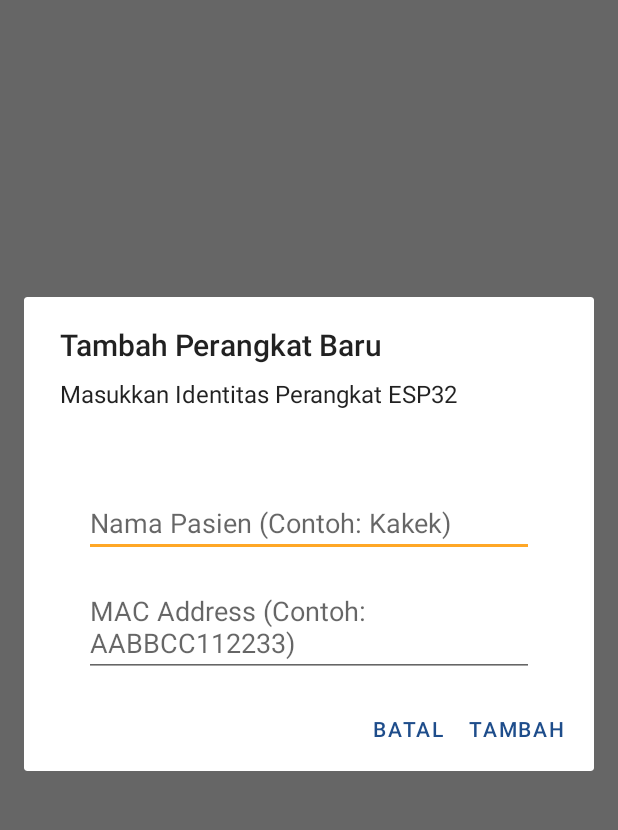
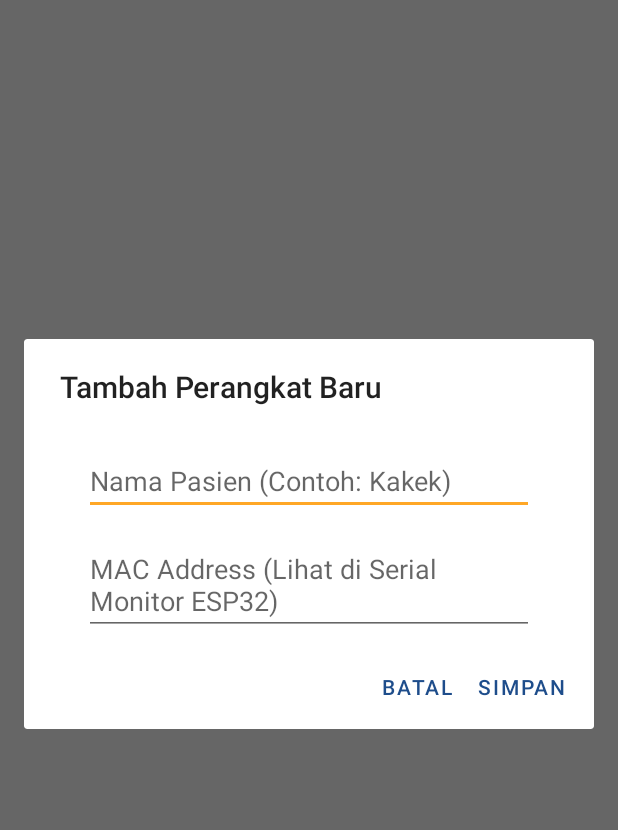
Before and after one commit to projectsijaga-update/Teleconizer, an Android app: the DashboardActivity screen opened directly, with no data from a screen before it, after a tap on "Add Device", on a phone screen of 412 x 824 dp, the part 84-914 px from its top. Run offline under Robolectric (Android 15) with nearby library versions, the phone set to English and light mode, and no system bars; our stand-ins replace Firebase (no records; nobody signed in at launch, a user with empty details on screens opened directly).

Commit message:
Update multiuser

```diff
--- a/app/build.gradle.kts
+++ b/app/build.gradle.kts
@@ -66,6 +66,9 @@ dependencies {
     implementation("com.google.firebase:firebase-database-ktx")
     implementation("com.google.firebase:firebase-analytics-ktx")
 
+    // Library Auth
+    implementation("com.google.firebase:firebase-auth")
+
     // Retrofit for API calls
     implementation("com.squareup.retrofit2:retrofit:2.9.0")
     implementation("com.squareup.retrofit2:converter-gson:2.9.0")
--- a/app/src/main/java/com/teleconizer/app/ui/main/DashboardActivity.kt
+++ b/app/src/main/java/com/teleconizer/app/ui/main/DashboardActivity.kt
@@ -15,13 +15,13 @@ import android.widget.LinearLayout
 import android.widget.Toast
 import androidx.appcompat.app.AlertDialog
 import androidx.appcompat.app.AppCompatActivity
+import androidx.core.content.ContextCompat
 import androidx.lifecycle.ViewModelProvider
 import androidx.recyclerview.widget.LinearLayoutManager
+import com.google.firebase.auth.FirebaseAuth
 import com.teleconizer.app.R
-import com.teleconizer.app.data.model.Patient
 import com.teleconizer.app.databinding.ActivityDashboardBinding
 import com.teleconizer.app.ui.login.LoginActivity
-import com.google.firebase.auth.FirebaseAuth
 import com.teleconizer.app.ui.settings.EmergencyContactActivity
 
 class DashboardActivity : AppCompatActivity() {
@@ -71,7 +71,8 @@ class DashboardActivity : AppCompatActivity() {
             startActivity(intent)
         }
 
-        binding.rvPatientList.apply {
+        // PERBAIKAN: Menggunakan ID 'recyclerPatients' sesuai activity_dashboard.xml
+        binding.recyclerPatients.apply {
             layoutManager = LinearLayoutManager(this@DashboardActivity)
             adapter = patientAdapter
         }
@@ -81,12 +82,6 @@ class DashboardActivity : AppCompatActivity() {
         // Mengamati perubahan list pasien dari ViewModel
         viewModel.patients.observe(this) { list ->
             patientAdapter.submitList(list)
-
-            // Tampilkan pesan kosong jika list kosong
-            if (list.isEmpty()) {
-                // Opsional: Anda bisa menambahkan TextView "Empty State" di layout XML
-                // dan mengatur visibilitasnya di sini.
-            }
         }
     }
 
@@ -104,27 +99,26 @@ class DashboardActivity : AppCompatActivity() {
     // ================== LOGIKA ALARM ==================
 
     private fun triggerEmergencyAlarm() {
-        // Mencegah alarm menyala dobel
         if (mediaPlayer?.isPlaying == true) return
 
         try {
-            // Memainkan suara dari folder res/raw/alarm_sound.mp3
+            // Pastikan file 'alarm_sound.mp3' ada di folder res/raw
             mediaPlayer = MediaPlayer.create(this, R.raw.alarm_sound)
             mediaPlayer?.isLooping = true
             mediaPlayer?.start()
 
             // Mengaktifkan Getaran (Vibration)
             if (vibrator?.hasVibrator() == true) {
-                val pattern = longArrayOf(0, 500, 200, 500) // Pola getar: diam, getar, diam, getar
+                val pattern = longArrayOf(0, 500, 200, 500) // Pola getar
                 if (Build.VERSION.SDK_INT >= Build.VERSION_CODES.O) {
-                    vibrator?.vibrate(VibrationEffect.createWaveform(pattern, 0)) // 0 = repeat
+                    vibrator?.vibrate(VibrationEffect.createWaveform(pattern, 0))
                 } else {
                     @Suppress("DEPRECATION")
                     vibrator?.vibrate(pattern, 0)
                 }
             }
 
-            // Ubah warna toolbar menjadi merah sebagai indikator visual (opsional)
+            // PERBAIKAN: Menggunakan warna 'primary' dari colors.xml (bukan purple_500)
             binding.toolbar.setBackgroundColor(getColor(android.R.color.holo_red_dark))
 
         } catch (e: Exception) {
@@ -133,30 +127,44 @@ class DashboardActivity : AppCompatActivity() {
     }
 
     private fun stopEmergencyAlarm() {
-        // Stop Suara
         if (mediaPlayer?.isPlaying == true) {
             mediaPlayer?.stop()
             mediaPlayer?.release()
             mediaPlayer = null
         }
 
-        // Stop Getaran
         vibrator?.cancel()
 
-        // Kembalikan warna toolbar (sesuaikan dengan warna primary app anda)
-        binding.toolbar.setBackgroundColor(getColor(R.color.purple_500))
+        // Kembalikan warna toolbar ke warna asli aplikasi
+        binding.toolbar.setBackgroundColor(getColor(R.color.primary))
     }
 
     // ================== MENU & NAVIGASI ==================
 
     override fun onCreateOptionsMenu(menu: Menu): Boolean {
-        // Menambahkan menu "Add Device" & "Logout"
         menuInflater.inflate(R.menu.menu_dashboard, menu)
 
-        // Menambahkan tombol Add Device secara programmatis (jika belum ada di XML)
-        // Jika di menu_dashboard.xml sudah ada item, bagian ini aman dihapus/disesuaikan
+        // Styling teks menu agar berwarna biru (sesuai style sebelumnya)
+        val menuTextBlue = ContextCompat.getColor(this, R.color.menu_text_blue)
+        for (i in 0 until menu.size()) {
+            val menuItem = menu.getItem(i)
+            // PERBAIKAN: Menggunakan ID yang ada di menu_dashboard.xml
+            if (menuItem.itemId == R.id.action_emergency_contact || menuItem.itemId == R.id.action_exit) {
+                val title = menuItem.title ?: ""
+                val spannableTitle = android.text.SpannableString(title)
+                spannableTitle.setSpan(
+                    android.text.style.ForegroundColorSpan(menuTextBlue),
+                    0,
+                    title.length,
+                    android.text.Spannable.SPAN_EXCLUSIVE_EXCLUSIVE
+                )
+                menuItem.title = spannableTitle
+            }
+        }
+
+        // Tambahkan tombol "Add Device" secara manual
         val addDeviceItem = menu.add(0, 101, 0, "Add Device")
-        addDeviceItem.setShowAsAction(MenuItem.SHOW_AS_ACTION_ALWAYS)
+        addDeviceItem.setShowAsAction(MenuItem.SHOW_AS_ACTION_IF_ROOM)
         addDeviceItem.setIcon(android.R.drawable.ic_input_add)
 
         return true
@@ -168,12 +176,13 @@ class DashboardActivity : AppCompatActivity() {
                 showAddDeviceDialog()
                 true
             }
-            R.id.action_logout -> {
+            // PERBAIKAN: Menggunakan ID 'action_exit' untuk Logout/Keluar
+            R.id.action_exit -> {
                 logoutUser()
                 true
             }
-            R.id.action_settings -> {
-                // Contoh navigasi ke setting kontak darurat
+            // PERBAIKAN: Menggunakan ID 'action_emergency_contact'
+            R.id.action_emergency_contact -> {
                 startActivity(Intent(this, EmergencyContactActivity::class.java))
                 true
             }
@@ -184,7 +193,6 @@ class DashboardActivity : AppCompatActivity() {
     // ================== DIALOG TAMBAH PERANGKAT ==================
 
     private fun showAddDeviceDialog() {
-        // Membuat Layout Dialog secara dinamis
         val layout = LinearLayout(this)
         layout.orientation = LinearLayout.VERTICAL
         layout.setPadding(60, 40, 60, 10)
@@ -194,8 +202,7 @@ class DashboardActivity : AppCompatActivity() {
         layout.addView(nameInput)
 
         val macInput = EditText(this)
-        macInput.hint = "MAC Address (Contoh: AABBCC112233)"
-        // Menambahkan sedikit margin antar input
+        macInput.hint = "MAC Address (Lihat di Serial Monitor ESP32)"
         val params = LinearLayout.LayoutParams(
             LinearLayout.LayoutParams.MATCH_PARENT,
             LinearLayout.LayoutParams.WRAP_CONTENT
@@ -204,17 +211,14 @@ class DashboardActivity : AppCompatActivity() {
         macInput.layoutParams = params
         layout.addView(macInput)
 
-        // Membangun Dialog
         AlertDialog.Builder(this)
             .setTitle("Tambah Perangkat Baru")
-            .setMessage("Masukkan Identitas Perangkat ESP32")
             .setView(layout)
-            .setPositiveButton("Tambah") { _, _ ->
+            .setPositiveButton("Simpan") { _, _ ->
                 val name = nameInput.text.toString().trim()
                 val mac = macInput.text.toString().trim()
 
                 if (name.isNotEmpty() && mac.isNotEmpty()) {
-                    // Panggil ViewModel untuk menyimpan
                     viewModel.addNewDevice(name, mac)
                     Toast.makeText(this, "Perangkat berhasil ditambahkan!", Toast.LENGTH_SHORT).show()
                 } else {
@@ -226,7 +230,15 @@ class DashboardActivity : AppCompatActivity() {
     }
 
     private fun logoutUser() {
-        FirebaseAuth.getInstance().signOut()
+        // Stop alarm sebelum keluar
+        stopEmergencyAlarm()
+
+        try {
+            FirebaseAuth.getInstance().signOut()
+        } catch (e: Exception) {
+            // Ignore if already signed out
+        }
+
         val intent = Intent(this, LoginActivity::class.java)
         intent.flags = Intent.FLAG_ACTIVITY_NEW_TASK or Intent.FLAG_ACTIVITY_CLEAR_TASK
         startActivity(intent)
@@ -235,7 +247,6 @@ class DashboardActivity : AppCompatActivity() {
 
     override fun onDestroy() {
         super.onDestroy()
-        // Pastikan alarm mati saat aplikasi ditutup total
         stopEmergencyAlarm()
     }
 }
```
Also changed, not shown: app/src/main/java/com/teleconizer/app/ui/main/MainActivity.kt (+5 -5 lines).
